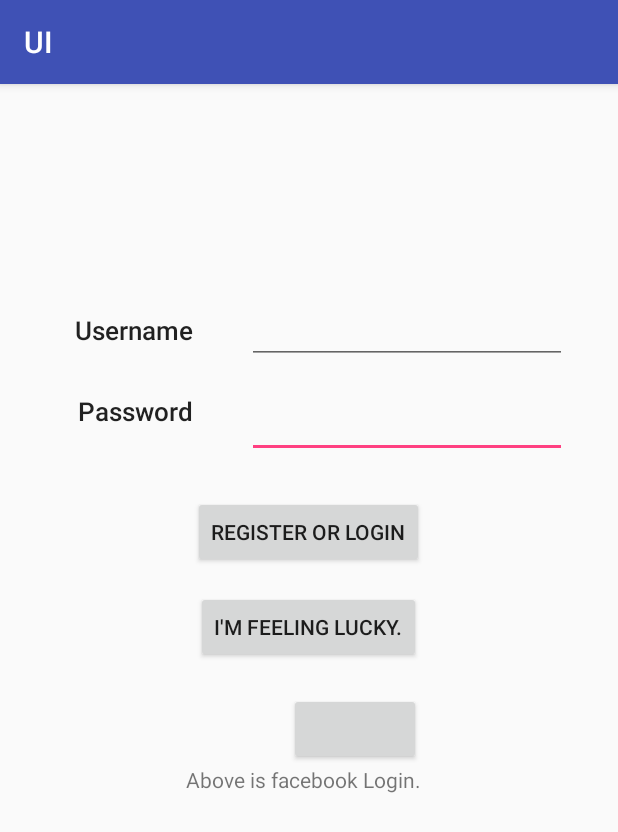
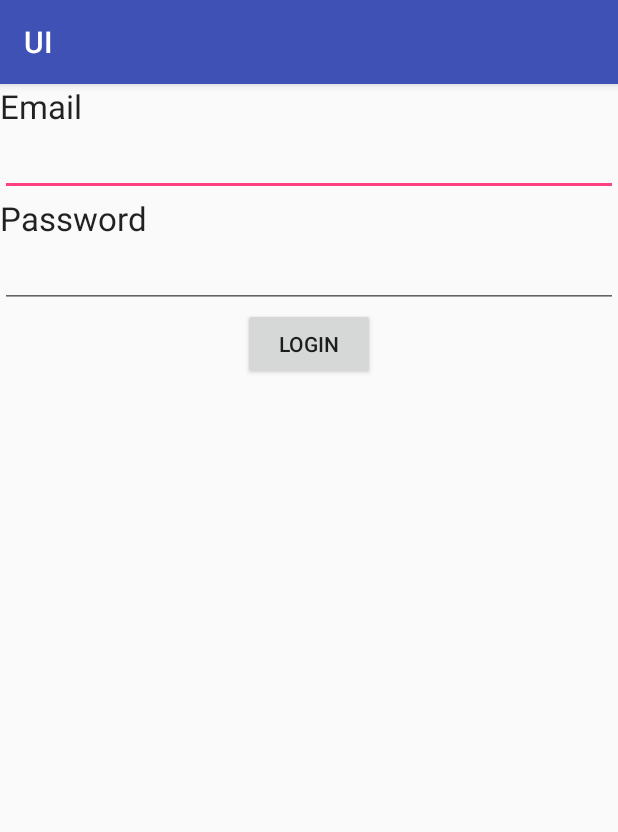
Before and after one commit to Cse5236/FinalProject, an Android app: the screen it shows after launch (MainActivity before the commit, LoginActivity after it), on a phone screen of 412 x 824 dp. Shown: the top 832 px of the screen. Run offline under Robolectric (Android 15) with nearby library versions, the light colour scheme and no system bars; our stand-ins replace Firebase (no records; nobody signed in at launch, a user with empty details on screens opened directly); plain views replace LoginButton.

Commit message:
change launch activity to LoginActivity. add LoginActivity.java, activity_login.xml

```diff
--- a/app/src/main/AndroidManifest.xml
+++ b/app/src/main/AndroidManifest.xml
@@ -11,7 +11,7 @@
         android:roundIcon="@mipmap/ic_launcher_round"
         android:supportsRtl="true"
         android:theme="@style/AppTheme">
-        <activity android:name=".MainActivity">
+        <activity android:name=".LoginActivity">
             <intent-filter>
                 <action android:name="android.intent.action.MAIN" />
 
@@ -19,6 +19,7 @@
             </intent-filter>
         </activity>
         <activity android:name=".Domsub" />
+        <activity android:name=".MainActivity" />
 
         <meta-data android:name="com.facebook.sdk.ApplicationId"
             android:value="@string/facebook_app_id"/>
--- /dev/null
+++ b/app/src/main/java/com/example/whath/ui/LoginActivity.java
@@ -0,0 +1,78 @@
+package com.example.whath.ui;
+
+/**
+ * Created by Star on 2017/11/5.
+ */
+
+import android.content.Intent;
+import android.os.Bundle;
+import android.support.annotation.NonNull;
+import android.support.v7.app.AppCompatActivity;
+import android.util.Log;
+import android.view.View;
+import android.widget.Button;
+import android.widget.EditText;
+import android.widget.Toast;
+
+import com.example.whath.ui.accelerometer.bump;
+import com.google.firebase.auth.FirebaseAuth;
+import com.google.firebase.auth.FirebaseUser;
+
+public class LoginActivity extends AppCompatActivity {
+    FirebaseAuth auth;
+    FirebaseAuth.AuthStateListener authListener;
+    private String userUID;
+
+    @Override
+    protected void onCreate(Bundle savedInstanceState) {
+        super.onCreate(savedInstanceState);
+        setContentView(R.layout.activity_login);
+        auth = FirebaseAuth.getInstance();
+        authListener = new FirebaseAuth.AuthStateListener() {
+            @Override
+            public void onAuthStateChanged(
+                    @NonNull FirebaseAuth firebaseAuth) {
+                FirebaseUser user = firebaseAuth.getCurrentUser();
+                if (user!=null) {
+                    Log.d("onAuthStateChanged", "login:"+
+                            user.getUid());
+                    userUID =  user.getUid();
+                }else{
+                    Log.d("onAuthStateChanged", "logout");
+                }
+            }
+        };
+    }
+
+    @Override
+    protected void onStart() {
+        super.onStart();
+        auth.addAuthStateListener(authListener);
+    }
+
+    @Override
+    protected void onStop() {
+        super.onStop();
+        auth.removeAuthStateListener(authListener);
+    }
+
+    public void login(View v){
+        String email = ((EditText)findViewById(R.id.email))
+                .getText().toString();
+        String password = ((EditText)findViewById(R.id.password))
+                .getText().toString();
+        Log.d("authentication", email+"/"+password);
+        auth.signInWithEmailAndPassword(email, password);
+
+        Button buttonlogin = (Button) findViewById(R.id.button_flogin);
+        buttonlogin.setOnClickListener(new View.OnClickListener() {
+            @Override
+            public void onClick(View v) {
+                Toast.makeText(LoginActivity.this, "Already login", Toast.LENGTH_SHORT).show();
+                Intent intent3 = new Intent(LoginActivity.this, MainActivity.class);
+                startActivity(intent3);
+            }
+
+        });
+    }
+}
--- a/app/src/main/java/com/example/whath/ui/MainActivity.java
+++ b/app/src/main/java/com/example/whath/ui/MainActivity.java
@@ -2,6 +2,7 @@ package com.example.whath.ui;
 
 import android.content.Intent;
 import android.os.Bundle;
+import android.support.annotation.NonNull;
 import android.support.v7.app.AppCompatActivity;
 import android.util.Log;
 import android.view.View;
@@ -18,10 +19,13 @@ import com.facebook.FacebookSdk;
 import com.facebook.login.LoginManager;
 import com.facebook.login.LoginResult;
 import com.facebook.login.widget.LoginButton;
+import com.google.firebase.auth.FirebaseAuth;
+import com.google.firebase.auth.FirebaseUser;
 
 
 public class MainActivity extends AppCompatActivity {
     private static EditText username, password;
+
     //public static final String MY_TAG = ;
     @Override
     protected void onCreate(Bundle savedInstanceState) {
--- /dev/null
+++ b/app/src/main/res/layout/activity_login.xml
@@ -0,0 +1,52 @@
+<?xml version="1.0" encoding="utf-8"?>
+<LinearLayout xmlns:android="http://schemas.android.com/apk/res/android"
+    xmlns:tools="http://schemas.android.com/tools"
+    android:layout_width="match_parent"
+    android:layout_height="match_parent"
+    android:orientation="vertical">
+
+    <TextView
+        android:id="@+id/textView2"
+        android:layout_width="wrap_content"
+        android:layout_height="wrap_content"
+        android:text="Email"
+        android:textAppearance="?android:attr/textAppearanceLarge"
+        tools:layout_editor_absoluteX="0dp"
+        tools:layout_editor_absoluteY="42dp" />
+
+    <EditText
+        android:id="@+id/email"
+        android:layout_width="match_parent"
+        android:layout_height="wrap_content"
+        android:inputType="textEmailAddress"
+        tools:layout_editor_absoluteX="0dp"
+        tools:layout_editor_absoluteY="72dp" />
+
+    <TextView
+        android:id="@+id/textView3"
+        android:layout_width="wrap_content"
+        android:layout_height="wrap_content"
+        android:text="Password"
+        android:textAppearance="?android:attr/textAppearanceLarge"
+        tools:layout_editor_absoluteX="0dp"
+        tools:layout_editor_absoluteY="118dp" />
+
+    <EditText
+        android:id="@+id/password"
+        android:layout_width="match_parent"
+        android:layout_height="wrap_content"
+        android:inputType="textPassword"
+        tools:layout_editor_absoluteX="0dp"
+        tools:layout_editor_absoluteY="148dp" />
+
+    <Button
+        android:id="@+id/button_flogin"
+        android:layout_width="wrap_content"
+        android:layout_height="wrap_content"
+        android:layout_gravity="center_horizontal"
+        android:onClick="login"
+        android:text="LOGIN"
+        tools:layout_editor_absoluteX="148dp"
+        tools:layout_editor_absoluteY="206dp" />
+
+</LinearLayout>
```
Also changed, not shown: 1 other file.
